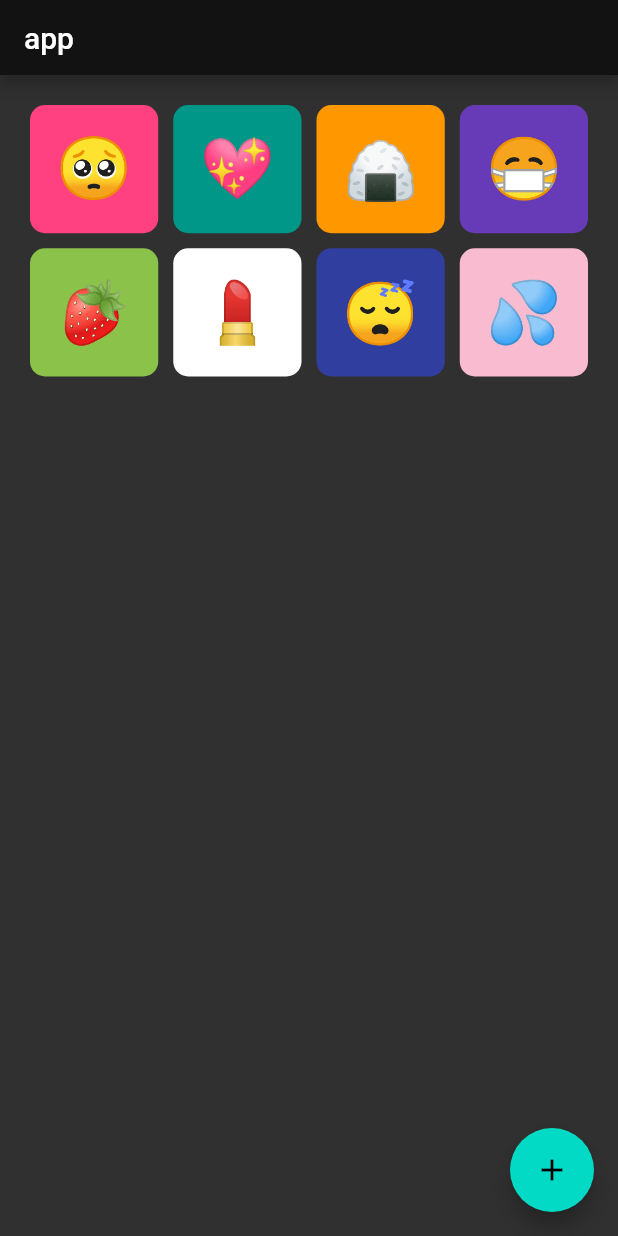
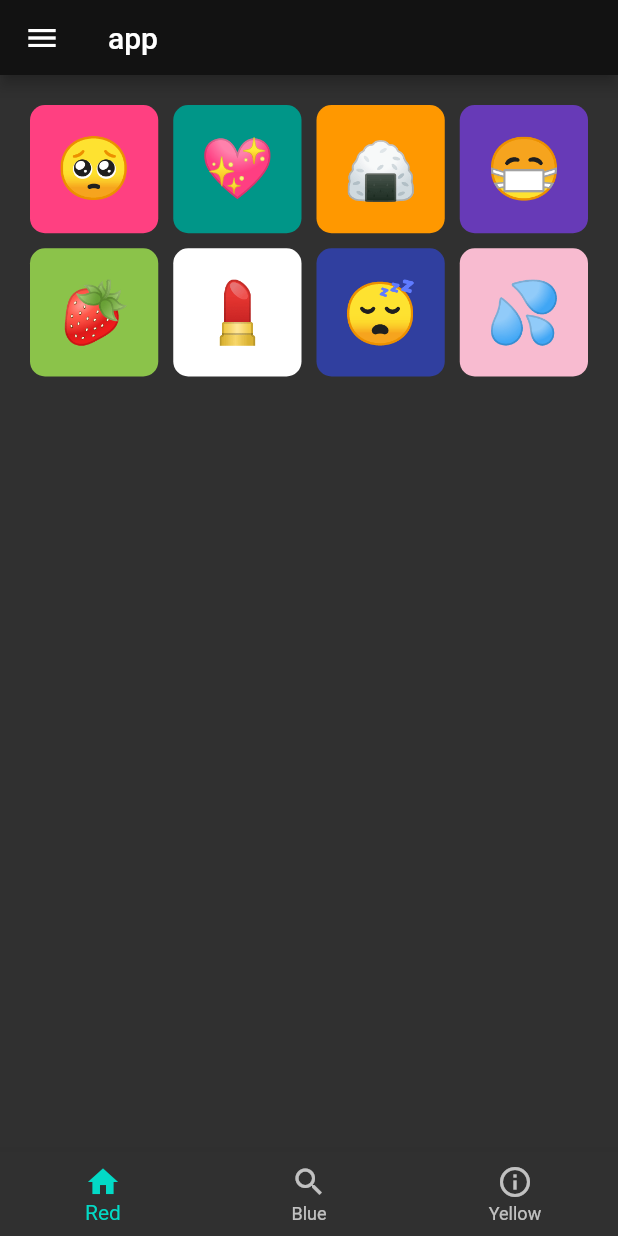
Before and after one commit to sakiadachi/emoji_voting_app, a Flutter app: the screen it shows after launch, on a phone screen of 412 x 824 dp. Run offline on Flutter 3.47's test engine with Material 2 defaults, Android fonts, the light colour scheme and no system bars.

Commit message:
added flutter_hooks added Drawer

```diff
--- a/lib/main.dart
+++ b/lib/main.dart
@@ -3,28 +3,14 @@
 
 import 'common/emoji_action_btn.dart';
 
-void main() {
-  runApp(const MyApp());
-}
-
 class MyApp extends StatelessWidget {
   const MyApp({Key? key}) : super(key: key);
 
-  // This widget is the root of your application.
   @override
   Widget build(BuildContext context) {
     return MaterialApp(
-      title: 'Flutter Demo',
+      title: 'Emoji Voting App',
       theme: ThemeData(
-        // This is the theme of your application.
-        //
-        // Try running your application with "flutter run". You'll see the
-        // application has a blue toolbar. Then, without quitting the app, try
-        // changing the primarySwatch below to Colors.green and then invoke
-        // "hot reload" (press "r" in the console where you ran "flutter run",
-        // or simply save your changes to "hot reload" in a Flutter IDE).
-        // Notice that the counter didn't reset back to zero; the application
-        // is not restarted.
         colorScheme: const ColorScheme.dark(),
         // primarySwatch: Colors.blue,
       ),
@@ -42,11 +28,35 @@
 }
 
 class _MyHomePageState extends State<MyHomePage> {
-  int _counter = 0;
+  int bottomSelectedIndex = 0;
 
-  void _incrementCounter() {
+  List<BottomNavigationBarItem> buildBottomNavBarItems() {
+    return [
+      const BottomNavigationBarItem(
+        icon: Icon(Icons.home),
+        label: 'Red',
+      ),
+      const BottomNavigationBarItem(
+        icon: Icon(Icons.search),
+        label: 'Blue',
+      ),
+      const BottomNavigationBarItem(
+        icon: Icon(Icons.info_outline),
+        label: 'Yellow',
+      )
+    ];
+  }
+
+  PageController pageController = PageController(
+    initialPage: 0,
+    keepPage: true,
+  );
+
+  void bottomTapped(int index) {
     setState(() {
-      _counter++;
+      bottomSelectedIndex = index;
+      pageController.animateToPage(index,
+          duration: const Duration(milliseconds: 500), curve: Curves.ease);
     });
   }
 
@@ -105,10 +115,10 @@
           ],
         ),
       ),
-      floatingActionButton: FloatingActionButton(
-        onPressed: _incrementCounter,
-        tooltip: 'Increment',
-        child: const Icon(Icons.add),
+      drawer: const Drawer(child: Center(child: Text("Drawer"))),
+      bottomNavigationBar: BottomNavigationBar(
+        currentIndex: bottomSelectedIndex,
+        items: buildBottomNavBarItems(),
       ),
     );
   }
--- /dev/null
+++ b/lib/run_app.dart
@@ -0,0 +1,6 @@
+import 'package:emoji_voting_app/main.dart';
+import 'package:flutter/material.dart';
+
+void main() {
+  runApp(const MyApp());
+}
--- a/pubspec.yaml
+++ b/pubspec.yaml
@@ -34,6 +34,7 @@ dependencies:
   # The following adds the Cupertino Icons font to your application.
   # Use with the CupertinoIcons class for iOS style icons.
   cupertino_icons: ^1.0.2
+  flutter_hooks: ^0.18.5+1
 
 dev_dependencies:
   flutter_test:
```
